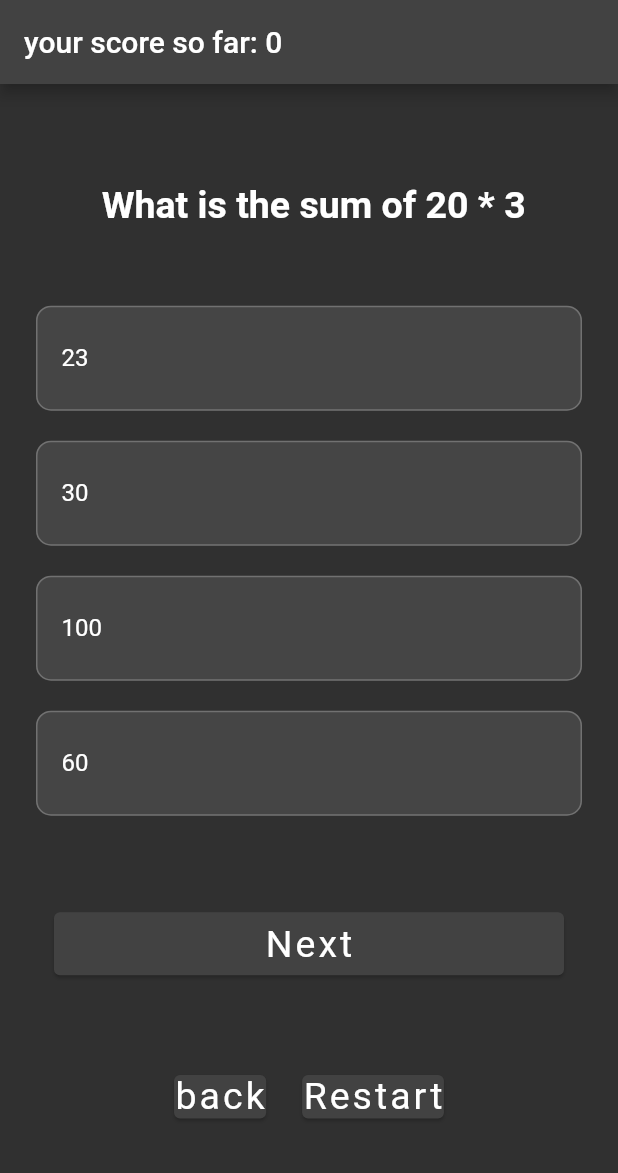
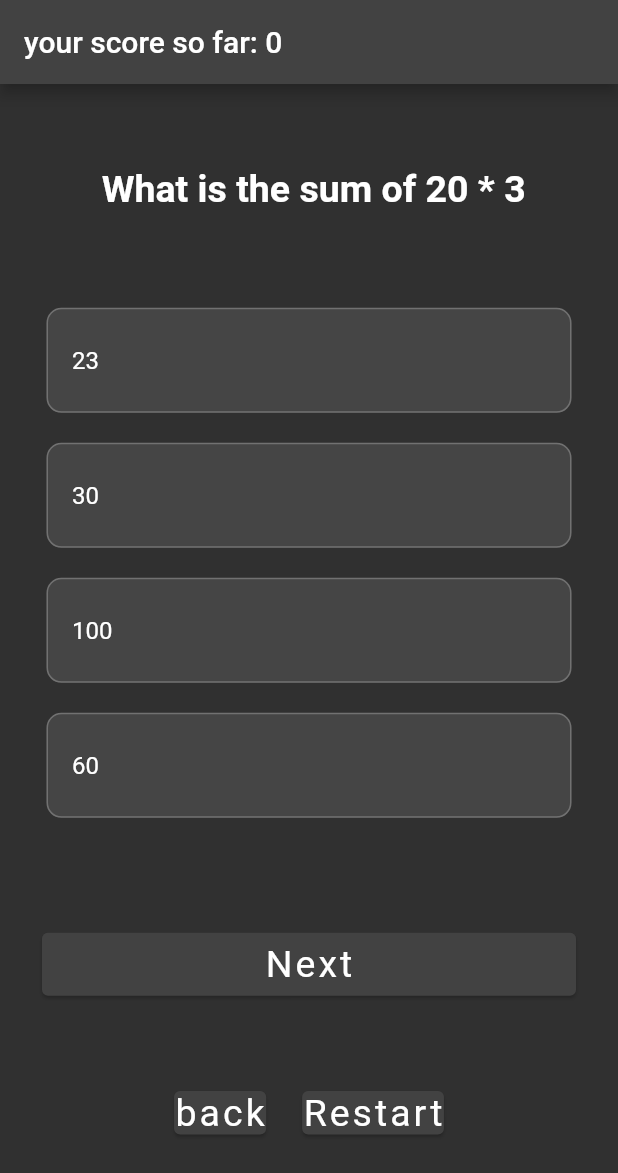
Before and after one commit to Amjadyabroudi128/quizApp, a Flutter app: the screen it shows after launch, on a phone screen of 412 x 824 dp. Shown: the top 1173 px of the screen. Run offline on Flutter 3.47's test engine with Material 2 defaults, Android fonts, the phone set to English and light mode, and no system bars.

Commit message:
added some paddings

```diff
--- a/lib/screens/QuizPage.dart
+++ b/lib/screens/QuizPage.dart
@@ -1,6 +1,7 @@
+// ignore_for_file: file_names, prefer_const_constructors, duplicate_ignore, non_constant_identifier_names
+
 import 'dart:math';
 
-import 'package:flutter/cupertino.dart';
 import 'package:flutter/material.dart';
 import 'package:quizapp/screens/result_page.dart';
 import 'package:quizapp/widgets/next_button.dart';
@@ -19,7 +20,6 @@ class _QuizPageState extends State<QuizPage> {
   int? selectedAnswerIndex;
   int questionIndex = Random().nextInt(questions.length);
   int score = 0;
-
   void pickAnswer(int value) {
     selectedAnswerIndex = value;
     final question = questions[questionIndex];
@@ -53,10 +53,12 @@ class _QuizPageState extends State<QuizPage> {
     bool isLastQuestion = questionIndex == questions.length - 1;
     return Scaffold(
       appBar: AppBar(
-        title: Text('your score so far: ${score}'),
+        title: Text('your score so far: $score'),
       ),
+      // ignore: duplicate_ignore
       body: Padding(
-        padding: EdgeInsets.all(24),
+        // ignore: prefer_const_constructors
+        padding: EdgeInsets.all(16),
         child: Column(
           mainAxisAlignment: MainAxisAlignment.spaceEvenly,
           children: [
@@ -67,7 +69,9 @@ class _QuizPageState extends State<QuizPage> {
               ),
               textAlign: TextAlign.center,
             ),
+
             ListView.builder(
+              padding: EdgeInsets.all(15),
               shrinkWrap: true,
                 itemCount: question.options.length,
                 itemBuilder: (context, index){
@@ -83,6 +87,7 @@ class _QuizPageState extends State<QuizPage> {
                   );
                 },
               ),
+
             isLastQuestion
                 ? RectangularButton(
               onPressed: () {
```
Lines whose indentation alone changed are shown as unchanged.
